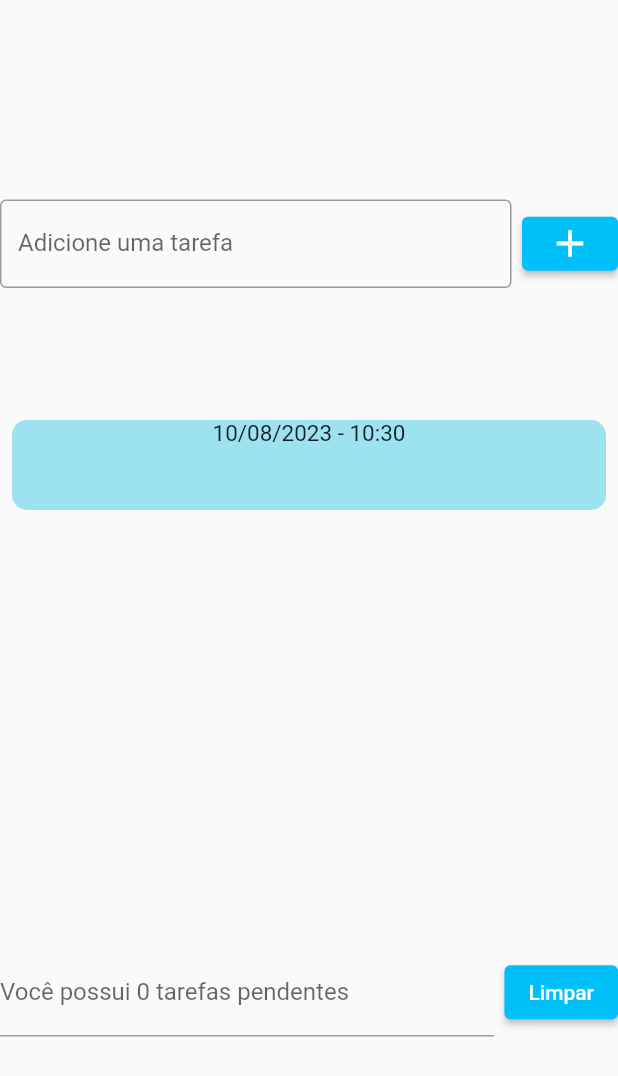
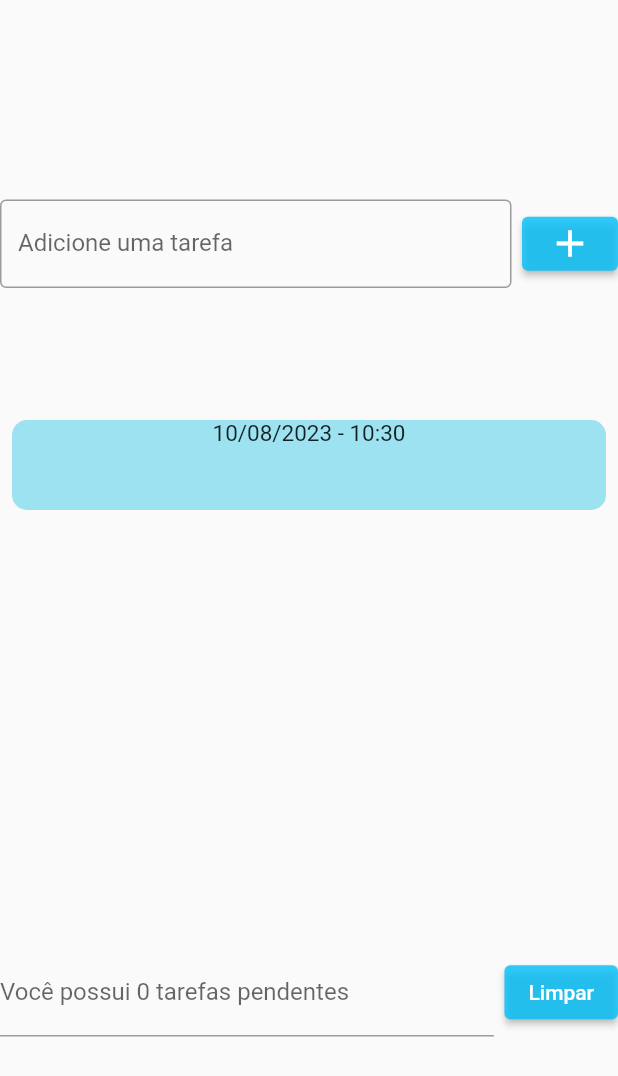
Before and after one commit to ana-maria-barbosa/aplicativo_flutter, a Flutter app: the screen it shows after launch, after a tap on the "add" icon, on a phone screen of 412 x 824 dp. Shown: the top 1076 px of the screen. Run offline on Flutter 3.47's test engine with Material 2 defaults, Android fonts, the phone set to English and light mode, and no system bars; drawn by our look-alikes of flutter_slidable.

Commit message:
adicionando códigos

```diff
--- a/app_lista_tarefas/lib/paginas/pagina_lista.dart
+++ b/app_lista_tarefas/lib/paginas/pagina_lista.dart
@@ -45,7 +45,7 @@ class _Pagina_ListaState extends State<Pagina_Lista> {
                     mensagensControlador.clear();
                   },
                   style: ElevatedButton.styleFrom(
-                    primary: Color.fromARGB(255, 0, 192, 250),
+                    primary: Color.fromARGB(204, 0, 192, 250),
                   ),
                   child: Icon(
                     Icons.add,
@@ -103,7 +103,7 @@ class _Pagina_ListaState extends State<Pagina_Lista> {
                     });
                   },
                   style: ElevatedButton.styleFrom(
-                    primary: Color.fromARGB(255, 0, 192, 250),
+                    primary: Color.fromARGB(204, 0, 192, 250),
                   ),
                   child: Text("Limpar"),
                 ),
--- a/app_lista_tarefas/lib/widgets/itens_lista.dart
+++ b/app_lista_tarefas/lib/widgets/itens_lista.dart
@@ -1,7 +1,7 @@
-
 import 'package:app_lista_tarefas/modelo/objeto_data_hora.dart';
 import 'package:flutter/material.dart';
 import 'package:app_lista_tarefas/paginas/pagina_lista.dart';
+import 'package:flutter_slidable/flutter_slidable.dart';
 import 'package:intl/intl.dart';
 
 class tudoItemLista extends StatelessWidget {
@@ -11,7 +11,21 @@ class tudoItemLista extends StatelessWidget {
 
   @override
   Widget build(BuildContext context) {
-    return Padding(
+    return Slidable(
+      endActionPane: const ActionPane(
+        motion: ScrollMotion(),
+        children: [
+          SlidableAction(
+            flex: 2,
+            onPressed: null,
+            backgroundColor: Color.fromARGB(255, 255, 0, 0),
+            foregroundColor: Colors.white,
+            icon: Icons.delete,
+            label: 'Deletar',
+          ),
+        ],
+      ),
+      child: Padding(
         padding: const EdgeInsets.all(8.0),
         child: Container(
           decoration: BoxDecoration(
@@ -22,12 +36,15 @@ class tudoItemLista extends StatelessWidget {
           child: Column(
             crossAxisAlignment: CrossAxisAlignment.center,
             children: [
-            Text(DateFormat("dd/MM/yyyy - HH:mm").format(mensagem_data_hora.data_hora),
+              Text(
+                  DateFormat("dd/MM/yyyy - HH:mm")
+                      .format(mensagem_data_hora.data_hora),
                   style: TextStyle(fontSize: 15)),
               Text(mensagem_data_hora.titulo, style: TextStyle(fontSize: 18)),
             ],
           ),
         ),
+      ),
     );
   }
 }
--- a/app_lista_tarefas/pubspec.yaml
+++ b/app_lista_tarefas/pubspec.yaml
@@ -36,6 +36,7 @@ dependencies:
   # Use with the CupertinoIcons class for iOS style icons.
   cupertino_icons: ^1.0.2
   intl:
+  flutter_slidable: ^3.0.0
 dev_dependencies:
   flutter_test:
     sdk: flutter
```
Also changed, not shown: app_lista_tarefas/pubspec.lock. Lines whose indentation alone changed are shown as unchanged.
